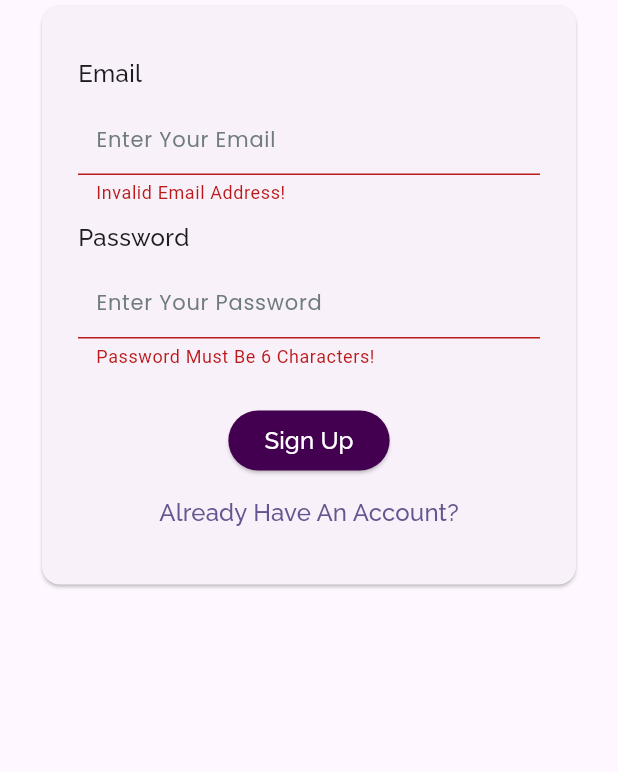
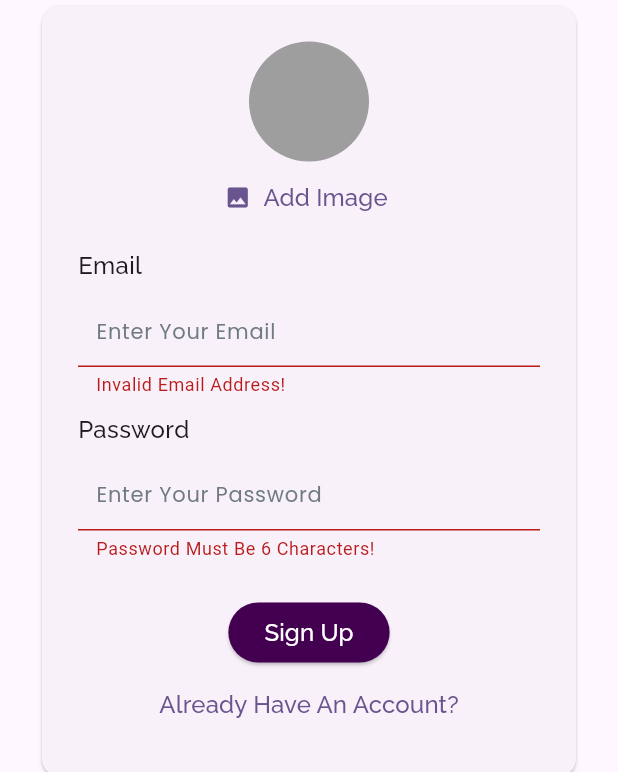
Before and after one commit to Rwan00/chat_app, a Flutter app: the screen it shows after launch, after a tap on "Login", after a tap on "Create Account", on a phone screen of 412 x 824 dp, the part 464-1236 px from its top. Run offline on Flutter 3.47's test engine with Material 3 defaults, Android fonts, the phone set to English and light mode, and no system bars; our stand-ins replace firebase_auth, firebase_core, google_fonts, image_picker; accounts and stored records are empty.

Commit message:
add pick image method

```diff
--- a/lib/screens/auth.dart
+++ b/lib/screens/auth.dart
@@ -1,6 +1,7 @@
 import 'dart:developer';
 
 import 'package:chat_app/theme/fonts.dart';
+import 'package:chat_app/widgets/user_image.dart';
 import 'package:firebase_auth/firebase_auth.dart';
 import 'package:flutter/material.dart';
 
@@ -74,6 +75,8 @@ class _AuthScreenState extends State<AuthScreen> {
                     key: _formKey,
                     child: Column(
                       children: [
+                        if(!_isLogin)
+                        const UserImagePicker(),
                         InputField(
                           hint: "Enter Your Email",
                           title: 'Email',
--- /dev/null
+++ b/lib/widgets/user_image.dart
@@ -0,0 +1,50 @@
+import 'dart:io';
+
+import 'package:chat_app/theme/fonts.dart';
+import 'package:flutter/material.dart';
+import 'package:image_picker/image_picker.dart';
+
+class UserImagePicker extends StatefulWidget {
+  const UserImagePicker({super.key});
+
+  @override
+  State<UserImagePicker> createState() => _UserImagePickerState();
+}
+
+class _UserImagePickerState extends State<UserImagePicker> {
+  File? _pickedImageFile;
+  void _pickImage() async {
+    final XFile? pickedImage = await ImagePicker().pickImage(
+      source: ImageSource.gallery,
+      maxWidth: 150,
+      imageQuality: 50,
+    );
+    if (pickedImage == null) {
+      return;
+    }
+    setState(() {
+      _pickedImageFile = File(pickedImage.path);
+    });
+  }
+
+  @override
+  Widget build(BuildContext context) {
+    return Column(
+      children: [
+         CircleAvatar(
+          radius: 40,
+          backgroundColor: Colors.grey,
+          foregroundImage:_pickedImageFile == null?null: FileImage(_pickedImageFile!),
+        ),
+        TextButton.icon(
+          onPressed: _pickImage,
+          icon: const Icon(Icons.image),
+          label: Text(
+            "Add Image",
+            style: titleStyle,
+          ),
+        ),
+      ],
+    );
+  }
+}
--- a/pubspec.yaml
+++ b/pubspec.yaml
@@ -38,6 +38,8 @@ dependencies:
   firebase_core: ^2.27.0
   google_fonts: ^6.1.0
   firebase_auth: ^4.17.8
+  firebase_storage: ^11.6.9
+  image_picker: ^1.0.7
 
 dev_dependencies:
   flutter_test:
```
Also changed, not shown: pubspec.lock, 5 other files.
